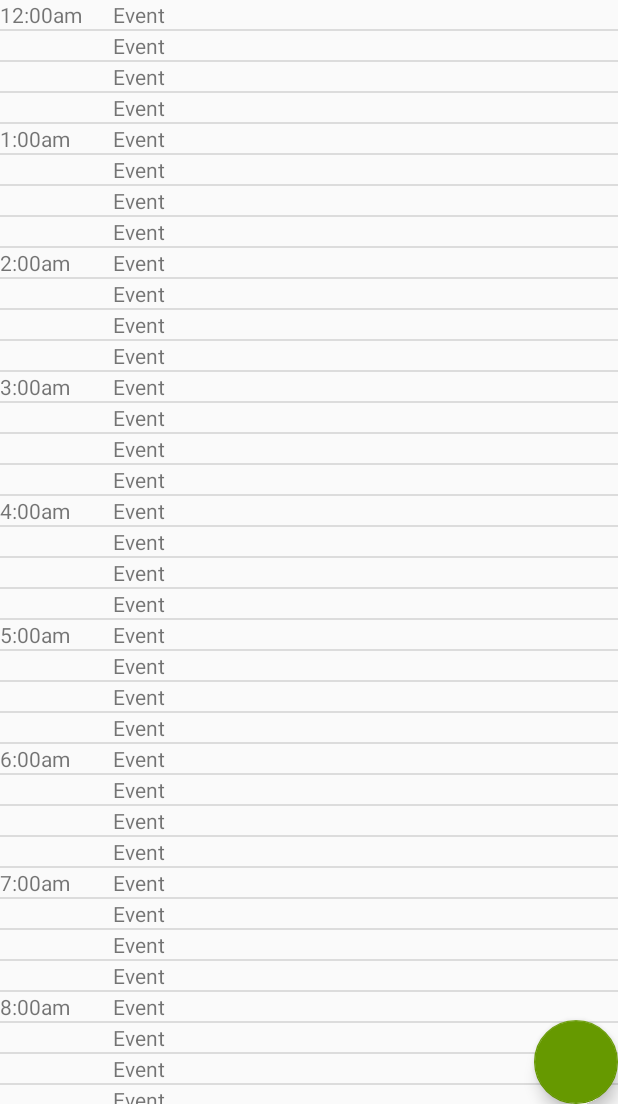
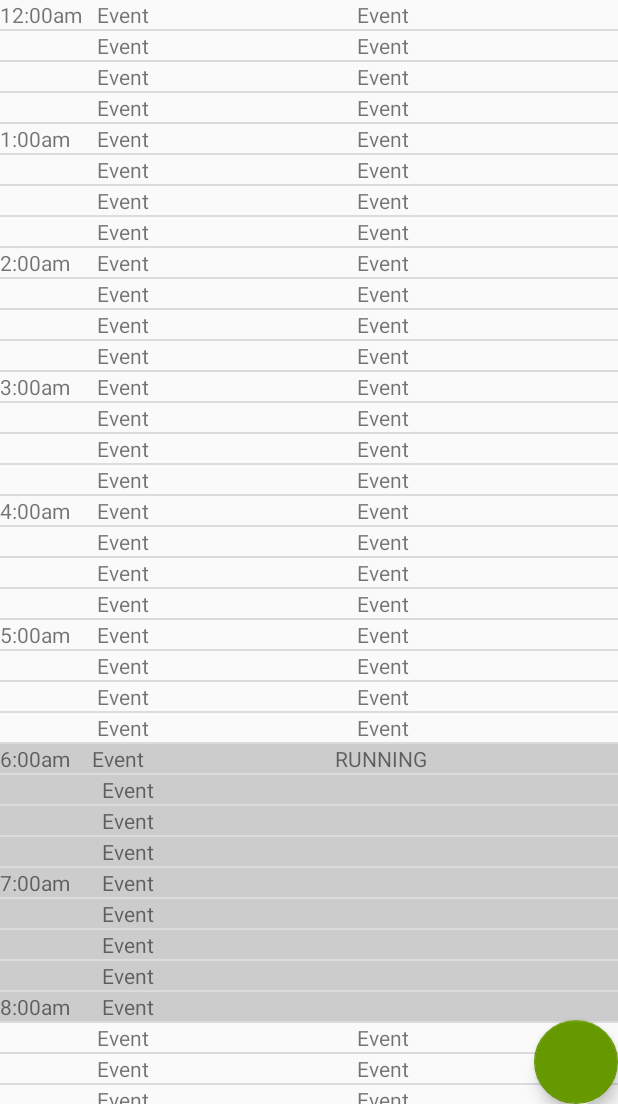
Before and after one commit to dmanikt/firebase_calendar, an Android app: the screen it shows after launch once a user with an empty profile is signed in (MainActivity), on a phone screen of 412 x 824 dp, the part 132-1236 px from its top. Run offline under Robolectric (Android 15) with nearby library versions, the phone set to English and light mode, and no system bars; our stand-ins replace Firebase (no records; nobody signed in at launch, a user with empty details on screens opened directly); libraries missing offline, so code that uses them is left out: com.alamkanak.weekview, com.firebase.ui, com.github.naz013.awcalendar, com.prolificinteractive.materialcalendarview, hirondelle.date4j; plain views replace AwesomeCalendarView, MaterialCalendarView, WeekView; 4 statements that could not run were skipped.

Commit message:
final commits

```diff
--- a/app/src/main/java/com/example/firebase_calendar/CalendarAdapter.java
+++ b/app/src/main/java/com/example/firebase_calendar/CalendarAdapter.java
@@ -2,6 +2,7 @@ package com.example.firebase_calendar;
 
 import android.app.Activity;
 import android.content.Context;
+import android.graphics.Color;
 import android.support.annotation.NonNull;
 import android.view.LayoutInflater;
 import android.view.View;
@@ -16,12 +17,14 @@ public class CalendarAdapter extends ArrayAdapter {
     private final Activity context;
     private final String[] timeArray;
     private final String[] eventArray;
+    private final String[] eventArray2;
 
-    public CalendarAdapter(Activity context, String[] timeArray, String[] eventArray) {
+    public CalendarAdapter(Activity context, String[] timeArray, String[] eventArray, String[] eventArray2) {
         super(context, R.layout.calendar_item, eventArray);
         this.context = context;
         this.timeArray = timeArray;
         this.eventArray = eventArray;
+        this.eventArray2 = eventArray2;
     }
 
     public View getView(int position, View view, ViewGroup parent) {
@@ -31,10 +34,16 @@ public class CalendarAdapter extends ArrayAdapter {
         //this code gets references to objects in the listview_row.xml file
         TextView timeField = (TextView) rowView.findViewById(R.id.time);
         TextView eventField = (TextView) rowView.findViewById(R.id.event_info);
+        TextView eventField2 = (TextView) rowView.findViewById(R.id.event_info2);
 
         //this code sets the values of the objects to values from the arrays
         timeField.setText(timeArray[position]);
         eventField.setText(eventArray[position]);
+        eventField2.setText(eventArray2[position]);
+
+        if (eventArray[position].equals("Event") && !eventArray2[position].equals("Event")) {
+            rowView.setBackgroundColor(Color.LTGRAY);
+        }
 
         return rowView;
 
--- a/app/src/main/java/com/example/firebase_calendar/MainActivity.java
+++ b/app/src/main/java/com/example/firebase_calendar/MainActivity.java
@@ -28,6 +28,7 @@ import android.widget.ListView;
 import com.alamkanak.weekview.MonthLoader;
 import com.alamkanak.weekview.WeekView;
 import com.alamkanak.weekview.WeekViewEvent;
+import com.example.firebase_calendar.models.Event;
 import com.github.naz013.awcalendar.AwesomeCalendarView;
 import com.prolificinteractive.materialcalendarview.CalendarDay;
 import com.prolificinteractive.materialcalendarview.MaterialCalendarView;
@@ -44,6 +45,7 @@ import hirondelle.date4j.DateTime;
 public class MainActivity extends AppCompatActivity implements NavigationView.OnNavigationItemSelectedListener {
 
     private static final String TAG = "MainActivity";
+    private DatabaseManager dm = new DatabaseManager();
 //    MaterialCalendarView materialCalendarView;
     private DrawerLayout drawerLayout;
     private ActionBarDrawerToggle toggle;
@@ -63,12 +65,33 @@ public class MainActivity extends AppCompatActivity implements NavigationView.On
                             "Event", "Event", "Event", "Event", "Event", "Event", "Event", "Event", "Event", "Event", "Event", "Event", "Event",
                             "Event", "Event", "Event", "Event", "Event", "Event", "Event", "Event", "Event", "Event", "Event", "Event", "Event",
                             "Event", "Event", "Event", "Event", "Event", "Event", "Event", "Event", "Event", "Event", "Event", "Event",};
+    String[] eventArray2 = {"Event", "Event", "Event", "Event", "Event", "Event", "Event", "Event", "Event", "Event", "Event", "Event",
+            "Event", "Event", "Event", "Event", "Event", "Event", "Event", "Event", "Event", "Event", "Event",
+            "Event", "RUNNING", "", "", "", "", "", "", "", "", "Event", "Event",
+            "Event", "Event", "Event", "Event", "Event", "Event", "Event", "Event", "Event", "Event", "Event", "Event",
+            "Event", "LUNCH", "", "", "", "Event", "Event", "Event", "Event", "Event", "Event", "Event",
+            "Event", "Event", "Event", "Event", "Event", "Event", "Event", "Event", "Event", "Event", "Event", "Event", "Event",
+            "Event", "Event", "Event", "Event", "Event", "Event", "Event", "Event", "Event", "Event", "Event", "Event", "Event",
+            "Event", "Event", "Event", "Event", "Event", "Event", "Event", "Event", "Event", "Event", "Event", "Event",};
     ListView listView;
+    public static ArrayList<Event> staticEvents = new ArrayList<>();
+    public static boolean s = false;
 
     @Override
     public boolean onCreateOptionsMenu(Menu menu) {
         getMenuInflater().inflate(R.menu.main_menu, menu);
         return super.onCreateOptionsMenu(menu);
+    }
+
+    public void adjustSchedule(String name) {
+        ArrayList<Event> events = staticEvents;
+        System.out.println("???? size " + events.size());
+        for (Event e: events) {
+            System.out.println(e.getTitle());
+            for (int i = 0; i < Integer.valueOf(e.getDuration())/15; i++) {
+                eventArray[(Integer.valueOf(e.getStartTime())+i)/15] = e.getTitle();
+            }
+        }
     }
 
     @Override
@@ -88,6 +111,9 @@ public class MainActivity extends AppCompatActivity implements NavigationView.On
                         @Override
                         public void onClick(DialogInterface dialog, int which) {
                             String task = String.valueOf(taskEditText.getText());
+                            dm.addFriend(task);
+                            dm.getEvents(task);
+                            adjustSchedule(task);
                             Log.v(TAG, "Do database stuff");
                         }
                     })
@@ -122,7 +148,7 @@ public class MainActivity extends AppCompatActivity implements NavigationView.On
 
         getSupportActionBar().setDisplayHomeAsUpEnabled(true);
 
-        CalendarAdapter calendarAdapter = new CalendarAdapter(this, timeArray, eventArray);
+        CalendarAdapter calendarAdapter = new CalendarAdapter(this, timeArray, eventArray, eventArray2);
         listView = (ListView) findViewById(R.id.list_view);
         listView.setAdapter(calendarAdapter);
 
--- a/app/src/main/res/layout/calendar_item.xml
+++ b/app/src/main/res/layout/calendar_item.xml
@@ -6,7 +6,7 @@
 
     <TextView
         android:id="@+id/time"
-        android:layout_width="0dp"
+        android:layout_width="30dp"
         android:layout_height="wrap_content"
         android:layout_weight="2"/>
 
@@ -16,4 +16,10 @@
         android:layout_height="wrap_content"
         android:layout_weight="8" />
 
+    <TextView
+        android:id="@+id/event_info2"
+        android:layout_width="wrap_content"
+        android:layout_height="wrap_content"
+        android:layout_weight="8"/>
+
 </LinearLayout>
```
Also changed, not shown: app/src/main/java/com/example/firebase_calendar/DatabaseManager.java (+12 -1 lines).
